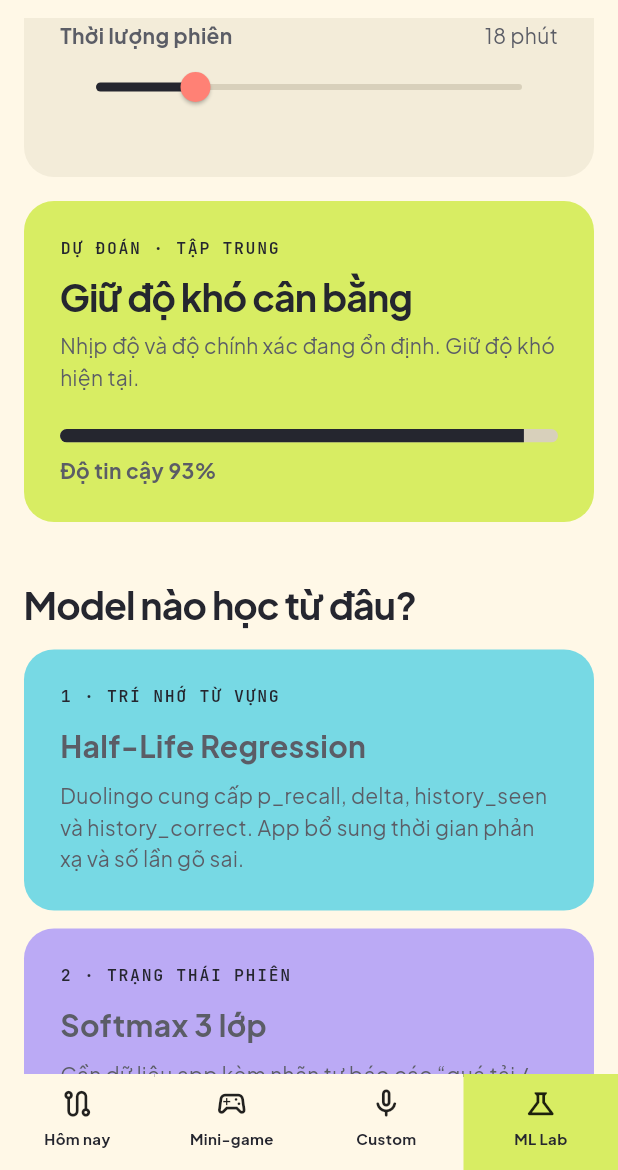
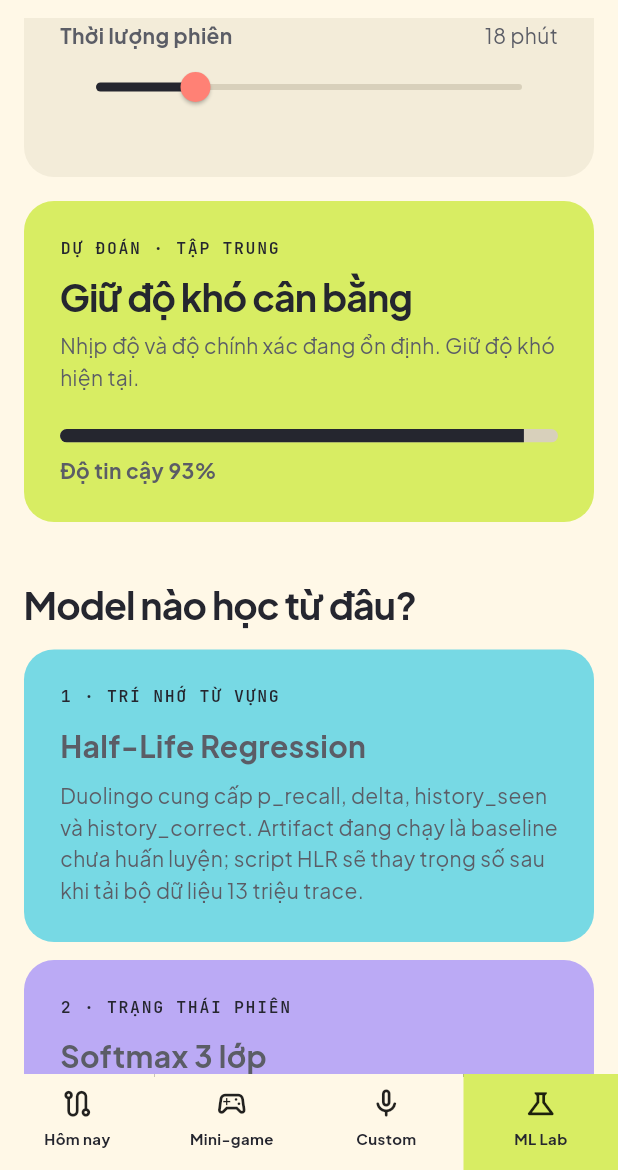
Before and after one commit to Kumi-Mi/Test_AI_TA2, a Flutter app: the screen it shows after launch, item 4 of the bottom bar chosen, scrolled down 576 dp, on a phone screen of 412 x 824 dp, the part 66-1236 px from its top. Run offline on Flutter 3.47's test engine with Material 3 defaults, Android fonts, the phone set to English and light mode, and no system bars; our stand-ins replace flutter_tts, shared_preferences, speech_to_text.

Commit message:
docs: disclose cold-start memory baseline

```diff
--- a/lib/features/lab/ml_lab_screen.dart
+++ b/lib/features/lab/ml_lab_screen.dart
@@ -135,7 +135,7 @@ class _MlLabScreenState extends State<MlLabScreen> {
               ),
               SizedBox(height: AppSpace.xs),
               Text(
-                'Duolingo cung cấp p_recall, delta, history_seen và history_correct. App bổ sung thời gian phản xạ và số lần gõ sai.',
+                'Duolingo cung cấp p_recall, delta, history_seen và history_correct. Artifact đang chạy là baseline chưa huấn luyện; script HLR sẽ thay trọng số sau khi tải bộ dữ liệu 13 triệu trace.',
               ),
             ],
           ),
--- a/lib/features/shell/app_shell.dart
+++ b/lib/features/shell/app_shell.dart
@@ -39,17 +39,7 @@ class _AppShellState extends State<AppShell> {
 
   @override
   Widget build(BuildContext context) {
-    final screens = <Widget>[
-      DashboardScreen(
-        controller: widget.controller,
-        openGame: () => setState(() => _selected = _AppDestination.game),
-        openCustomInput: () =>
-            setState(() => _selected = _AppDestination.custom),
-      ),
-      AdaptiveGameScreen(controller: widget.controller),
-      const CustomInputScreen(),
-      const MlLabScreen(),
-    ];
+    final screens = _AppDestination.values.map(_screenFor).toList();
 
     return Scaffold(
       appBar: AppBar(
@@ -87,6 +77,17 @@ class _AppShellState extends State<AppShell> {
       ),
     );
   }
+
+  Widget _screenFor(_AppDestination destination) => switch (destination) {
+    _AppDestination.today => DashboardScreen(
+      controller: widget.controller,
+      openGame: () => setState(() => _selected = _AppDestination.game),
+      openCustomInput: () => setState(() => _selected = _AppDestination.custom),
+    ),
+    _AppDestination.game => AdaptiveGameScreen(controller: widget.controller),
+    _AppDestination.custom => const CustomInputScreen(),
+    _AppDestination.lab => const MlLabScreen(),
+  };
 }
 
 class _SlabNavigation extends StatelessWidget {
```
